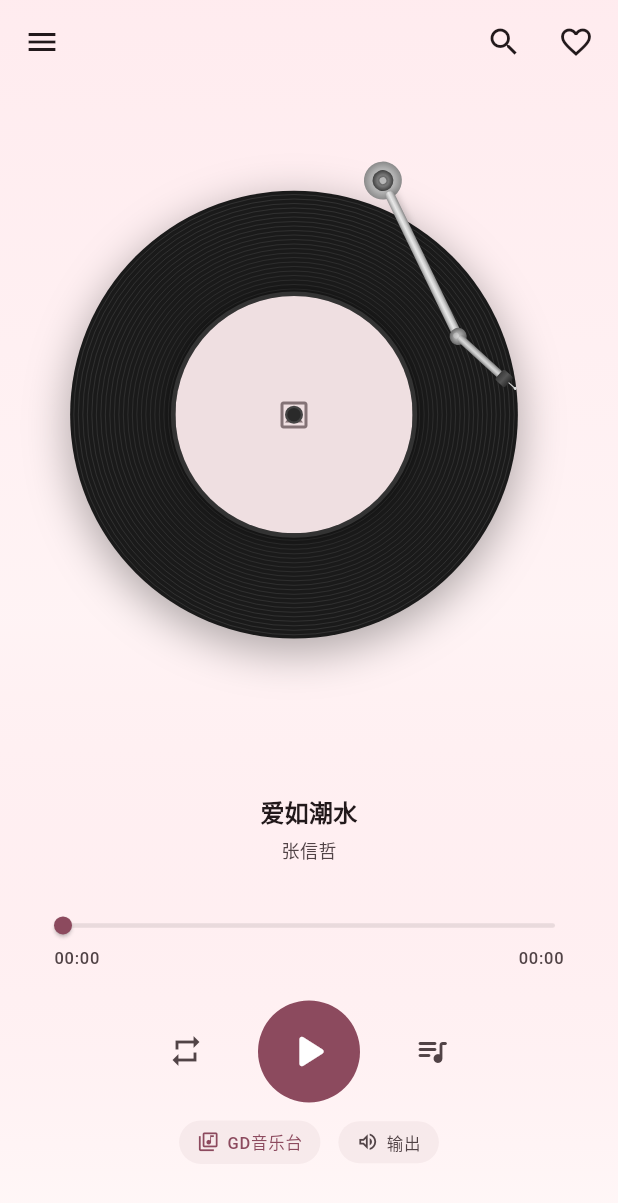
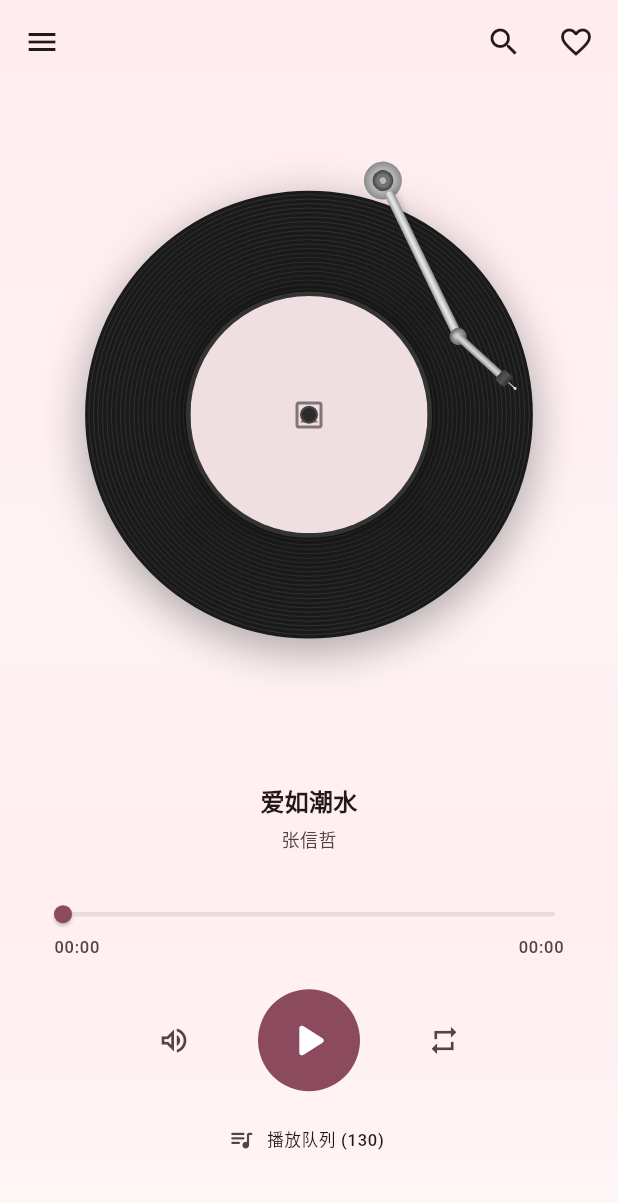
Before and after one commit to linghualive/linghuaplayer, a Flutter app: the screen it shows after launch, on a phone screen of 412 x 824 dp. Shown: the top 1203 px of the screen. Run offline on Flutter 3.47's test engine with Material 3 defaults, Android fonts, the phone set to English and light mode, and no system bars; drawn by our look-alikes of dynamic_color; our stand-ins replace audio_service, cached_network_image, cookie_jar, dio, dio_cookie_manager, flutter_markdown and 8 more; missing offline and left inert: encrypt, gt3_flutter_plugin, media_kit, pointycastle, window_manager; accounts and stored records are empty; network calls fail.

Commit message:
feat: v3.2.0 — 模式自动续播 + 拖拽排序 + 播放界面优化
- 当前模式播完后自动切换到下一个模式继续播放
- 抽屉内模式支持拖拽手柄排序
- 播放控件简化为3按钮居中布局（移除上/下一曲按钮）
- 唱片水平居中修复
- 清理废弃的桌面端组件

Co-Authored-By: Claude Opus 4.6 <noreply@anthropic.com>

```diff
--- a/lib/modules/home/widgets/mode_drawer.dart
+++ b/lib/modules/home/widgets/mode_drawer.dart
@@ -108,13 +108,25 @@ class ModeDrawer extends StatelessWidget {
                 ),
               );
             }
-            return ListView.separated(
+            return ReorderableListView.builder(
               padding: const EdgeInsets.symmetric(horizontal: 8),
               itemCount: playlists.length,
-              separatorBuilder: (_, __) => const SizedBox(height: 2),
+              onReorder: (oldIndex, newIndex) {
+                playlistService.reorderPlaylist(oldIndex, newIndex);
+              },
+              proxyDecorator: (child, index, animation) {
+                return Material(
+                  elevation: 4,
+                  borderRadius: BorderRadius.circular(12),
+                  color: Colors.transparent,
+                  child: child,
+                );
+              },
               itemBuilder: (context, index) => _ModeTile(
+                key: ValueKey(playlists[index].id),
                 playlist: playlists[index],
                 onClose: _close,
+                index: index,
               ),
             );
           }),
@@ -253,8 +265,9 @@ class _ActionCard extends StatelessWidget {
 class _ModeTile extends StatelessWidget {
   final LocalPlaylist playlist;
   final VoidCallback onClose;
+  final int index;
 
-  const _ModeTile({required this.playlist, required this.onClose});
+  const _ModeTile({super.key, required this.playlist, required this.onClose, required this.index});
 
   @override
   Widget build(BuildContext context) {
@@ -321,20 +334,16 @@ class _ModeTile extends StatelessWidget {
                   ],
                 ),
               ),
-              IconButton(
-                icon: const Icon(Icons.chevron_right_rounded, size: 20),
-                color: theme.colorScheme.outline,
-                tooltip: '详情',
-                onPressed: () {
-                  onClose();
-                  Get.toNamed(
-                    AppRoutes.localPlaylistDetail,
-                    arguments: {'playlistId': playlist.id},
-                  );
-                },
-                constraints: const BoxConstraints(minWidth: 32, minHeight: 32),
-                padding: EdgeInsets.zero,
-                visualDensity: VisualDensity.compact,
+              ReorderableDragStartListener(
+                index: index,
+                child: Padding(
+                  padding: const EdgeInsets.all(8),
+                  child: Icon(
+                    Icons.drag_handle_rounded,
+                    size: 20,
+                    color: theme.colorScheme.outline.withValues(alpha: 0.5),
+                  ),
+                ),
               ),
             ],
           ),
@@ -354,7 +363,7 @@ class _ModeTile extends StatelessWidget {
     }
     final playerCtrl = Get.find<PlayerController>();
     final tracks = playlist.tracks;
-    playerCtrl.playAllFromList(tracks);
+    playerCtrl.playAllFromList(tracks, modeId: playlist.id);
   }
 
   void _showContextMenu(BuildContext context) {
--- a/lib/modules/player/player_home_tab.dart
+++ b/lib/modules/player/player_home_tab.dart
@@ -21,7 +21,6 @@ class PlayerHomeTab extends StatefulWidget {
 class _PlayerHomeTabState extends State<PlayerHomeTab>
     with SingleTickerProviderStateMixin {
   late final AnimationController _drawerCtrl;
-  late final Animation<double> _drawerSlide;
   bool _drawerOpen = false;
 
   static const _drawerWidthFraction = 0.75;
@@ -33,11 +32,6 @@ class _PlayerHomeTabState extends State<PlayerHomeTab>
       vsync: this,
       duration: const Duration(milliseconds: 320),
     );
-    _drawerSlide = CurvedAnimation(
-      parent: _drawerCtrl,
-      curve: Curves.easeOutExpo,
-      reverseCurve: Curves.easeInExpo,
-    );
   }
 
   @override
@@ -48,16 +42,16 @@ class _PlayerHomeTabState extends State<PlayerHomeTab>
 
   void _toggleDrawer() {
     if (_drawerOpen) {
-      _drawerCtrl.reverse();
+      _drawerCtrl.animateTo(0, duration: const Duration(milliseconds: 300), curve: Curves.easeOutCubic);
     } else {
-      _drawerCtrl.forward();
+      _drawerCtrl.animateTo(1, duration: const Duration(milliseconds: 300), curve: Curves.easeOutCubic);
     }
     _drawerOpen = !_drawerOpen;
   }
 
   void _closeDrawer() {
     if (_drawerOpen) {
-      _drawerCtrl.reverse();
+      _drawerCtrl.animateTo(0, duration: const Duration(milliseconds: 300), curve: Curves.easeOutCubic);
       _drawerOpen = false;
     }
   }
@@ -88,14 +82,18 @@ class _PlayerHomeTabState extends State<PlayerHomeTab>
     );
 
     return AnimatedBuilder(
-      animation: _drawerSlide,
+      animation: _drawerCtrl,
       child: mainChild,
       builder: (context, cachedMain) {
-        final t = _drawerSlide.value;
+        final t = _drawerCtrl.value;
         final mainTx = t * drawerWidth;
         final drawerTx = -drawerWidth * 0.3 * (1 - t);
 
-        return Stack(
+        return GestureDetector(
+          onHorizontalDragUpdate: _handleDrag,
+          onHorizontalDragEnd: _handleDragEnd,
+          behavior: HitTestBehavior.translucent,
+          child: Stack(
           children: [
             Transform.translate(
               offset: Offset(drawerTx, 0),
@@ -105,8 +103,6 @@ class _PlayerHomeTabState extends State<PlayerHomeTab>
               offset: Offset(mainTx, 0),
               child: GestureDetector(
                 onTap: _drawerOpen ? _closeDrawer : null,
-                onHorizontalDragUpdate: _handleDrag,
-                onHorizontalDragEnd: _handleDragEnd,
                 child: AbsorbPointer(
                   absorbing: _drawerOpen && t > 0.5,
                   child: cachedMain!,
@@ -133,7 +129,7 @@ class _PlayerHomeTabState extends State<PlayerHomeTab>
                 ),
               ),
           ],
-        );
+        ));
       },
     );
   }
@@ -148,16 +144,29 @@ class _PlayerHomeTabState extends State<PlayerHomeTab>
   void _handleDragEnd(DragEndDetails details) {
     final drawerWidth =
         MediaQuery.of(context).size.width * _drawerWidthFraction;
-    final velocity = (details.primaryVelocity ?? 0) / drawerWidth;
+    final pixelVelocity = details.primaryVelocity ?? 0;
 
-    final target =
-        (velocity > 1.0 || (_drawerCtrl.value > 0.5 && velocity >= 0))
-            ? 1.0
-            : 0.0;
+    final double target;
+    if (pixelVelocity > 200) {
+      target = 1.0;
+    } else if (pixelVelocity < -200) {
+      target = 0.0;
+    } else {
+      target = _drawerCtrl.value > 0.5 ? 1.0 : 0.0;
+    }
     _drawerOpen = target == 1.0;
 
     final distance = (_drawerCtrl.value - target).abs();
-    final ms = (distance * 320).toInt().clamp(80, 320);
+    if (distance < 0.001) {
+      _drawerCtrl.value = target;
+      return;
+    }
+
+    final speed = pixelVelocity.abs() / drawerWidth;
+    final ms = speed > 2.0
+        ? (distance / speed * 1000).toInt().clamp(120, 280)
+        : (distance * 300).toInt().clamp(120, 300);
+
     _drawerCtrl.animateTo(
       target,
       duration: Duration(milliseconds: ms),
--- a/lib/modules/player/widgets/player_artwork.dart
+++ b/lib/modules/player/widgets/player_artwork.dart
@@ -86,7 +86,7 @@ class _PlayerArtworkState extends State<PlayerArtwork>
                   children: [
                     // Vinyl disc
                     Positioned(
-                      left: (availableWidth - discSize) / 2 - 10,
+                      left: (availableWidth - discSize) / 2,
                       top: 16,
                       child: SizedBox(
                         width: discSize,
--- a/lib/modules/player/widgets/player_controls.dart
+++ b/lib/modules/player/widgets/player_controls.dart
@@ -2,7 +2,6 @@ import 'package:flutter/material.dart';
 import 'package:flutter/services.dart';
 import 'package:get/get.dart';
 
-import '../../../data/sources/music_source_registry.dart';
 import '../player_controller.dart';
 import '../services/audio_output_service.dart';
 import 'audio_output_sheet.dart';
@@ -155,24 +154,28 @@ class PlayerControls extends GetView<PlayerController> {
             ),
           ),
           const SizedBox(height: 20),
-          // Main controls — play mode, play/pause, queue
-          Row(
+          // Main controls
+          Padding(
+            padding: const EdgeInsets.symmetric(horizontal: 28),
+            child: Row(
               mainAxisAlignment: MainAxisAlignment.center,
               children: [
                 IconButton(
-                iconSize: 24,
+                  iconSize: 22,
                   icon: Icon(
-                  _playModeIcon(controller.playMode.value),
-                  color: controller.playMode.value == PlayMode.sequential
-                      ? theme.colorScheme.onSurfaceVariant
-                      : theme.colorScheme.primary,
+                    _outputIcon(controller.audioOutput.activeType),
+                    color: theme.colorScheme.onSurfaceVariant,
                   ),
-                onPressed: () {
-                  HapticFeedback.lightImpact();
-                  controller.togglePlayMode();
+                  tooltip: '输出',
+                  onPressed: () async {
+                    await controller.audioOutput.showOutputPicker();
+                    if (!controller.audioOutput.usesSystemPicker &&
+                        controller.audioOutput.devices.isNotEmpty) {
+                      AudioOutputSheet.show();
+                    }
                   },
                 ),
-              const SizedBox(width: 24),
+                const SizedBox(width: 32),
                 SizedBox(
                   width: 68,
                   height: 68,
@@ -209,85 +212,40 @@ class PlayerControls extends GetView<PlayerController> {
                           ),
                         ),
                 ),
-              const SizedBox(width: 24),
+                const SizedBox(width: 32),
                 IconButton(
-                iconSize: 24,
-                icon: const Icon(Icons.queue_music_rounded),
-                onPressed: PlayQueueSheet.show,
+                  iconSize: 22,
+                  icon: Icon(
+                    _playModeIcon(controller.playMode.value),
+                    color: controller.playMode.value == PlayMode.sequential
+                        ? theme.colorScheme.onSurfaceVariant
+                        : theme.colorScheme.primary,
                   ),
-            ],
-          ),
-          const SizedBox(height: 12),
-          // Auxiliary row
-          Row(
-            mainAxisAlignment: MainAxisAlignment.center,
-            children: [
-              _buildChipButton(
-                context,
-                icon: Icons.library_music_outlined,
-                label: _sourceDisplayName(
-                    controller.currentPlaybackSourceId.value),
-                isActive: true,
-                onTap: () => _showSourcePicker(context),
-              ),
-              const SizedBox(width: 12),
-              _buildChipButton(
-                context,
-                icon: _outputIcon(controller.audioOutput.activeType),
-                label: '输出',
-                isActive: false,
-                onTap: () async {
-                  await controller.audioOutput.showOutputPicker();
-                  if (!controller.audioOutput.usesSystemPicker &&
-                      controller.audioOutput.devices.isNotEmpty) {
-                    AudioOutputSheet.show();
-                  }
+                  tooltip: _playModeLabel(controller.playMode.value),
+                  onPressed: () {
+                    HapticFeedback.lightImpact();
+                    controller.togglePlayMode();
                   },
                 ),
               ],
             ),
+          ),
+          const SizedBox(height: 8),
+          // Queue button
+          TextButton.icon(
+            onPressed: PlayQueueSheet.show,
+            icon: const Icon(Icons.queue_music_rounded, size: 18),
+            label: Text(
+              '播放队列 (${controller.queue.length})',
+              style: theme.textTheme.labelSmall,
+            ),
+            style: TextButton.styleFrom(
+              foregroundColor: theme.colorScheme.onSurfaceVariant,
+            ),
+          ),
         ],
       );
     });
-  }
-
-  Widget _buildChipButton(
-    BuildContext context, {
-    required IconData icon,
-    required String label,
-    required bool isActive,
-    required VoidCallback onTap,
-  }) {
-    final theme = Theme.of(context);
-    final color = isActive
-        ? theme.colorScheme.primary
-        : theme.colorScheme.onSurfaceVariant;
-
-    return InkWell(
-      onTap: onTap,
-      borderRadius: BorderRadius.circular(20),
-      child: Container(
-        padding: const EdgeInsets.symmetric(horizontal: 12, vertical: 6),
-        decoration: BoxDecoration(
-          borderRadius: BorderRadius.circular(20),
-          color: theme.colorScheme.surfaceContainerHighest.withValues(alpha: 0.5),
-        ),
-        child: Row(
-          mainAxisSize: MainAxisSize.min,
-          children: [
-            Icon(icon, size: 15, color: color),
-            const SizedBox(width: 5),
-            Text(
-              label,
-              style: theme.textTheme.labelSmall?.copyWith(
-                color: color,
-                fontWeight: isActive ? FontWeight.w500 : FontWeight.normal,
-              ),
-            ),
-          ],
-        ),
-      ),
-    );
   }
 
   IconData _playModeIcon(PlayMode mode) {
@@ -298,6 +256,17 @@ class PlayerControls extends GetView<PlayerController> {
         return Icons.shuffle;
       case PlayMode.repeatOne:
         return Icons.repeat_one;
+    }
+  }
+
+  String _playModeLabel(PlayMode mode) {
+    switch (mode) {
+      case PlayMode.sequential:
+        return '顺序播放';
+      case PlayMode.shuffle:
+        return '随机播放';
+      case PlayMode.repeatOne:
+        return '单曲循环';
     }
   }
 
@@ -351,62 +320,6 @@ class PlayerControls extends GetView<PlayerController> {
     );
   }
 
-  String _sourceDisplayName(String sourceId) {
-    final registry = Get.find<MusicSourceRegistry>();
-    return registry.getSource(sourceId)?.displayName ?? sourceId;
-  }
-
-  void _showSourcePicker(BuildContext context) {
-    final registry = Get.find<MusicSourceRegistry>();
-    final sources = registry.availableSources;
-    final controller = Get.find<PlayerController>();
-
-    showModalBottomSheet(
-      context: context,
-      builder: (ctx) {
-        return SafeArea(
-          child: Column(
-            mainAxisSize: MainAxisSize.min,
-            children: [
-              Padding(
-                padding: const EdgeInsets.all(16),
-                child: Text(
-                  '切换音乐源',
-                  style: Theme.of(ctx).textTheme.titleMedium,
-                ),
-              ),
-              ...sources.map((source) {
-                final isActive =
-                    controller.currentPlaybackSourceId.value == source.sourceId;
-                return ListTile(
-                  leading: Icon(
-                    Icons.music_note,
-                    color: isActive
-                        ? Theme.of(ctx).colorScheme.primary
-                        : null,
-                  ),
-                  title: Text(source.displayName),
-                  trailing: isActive
-                      ? Icon(Icons.check,
-                          color: Theme.of(ctx).colorScheme.primary)
-                      : null,
-                  selected: isActive,
-                  onTap: () {
-                    Navigator.pop(ctx);
-                    if (!isActive) {
-                      controller.switchPlaybackSource(source.sourceId);
-                    }
-                  },
-                );
-              }),
-              const SizedBox(height: 8),
-            ],
-          ),
-        );
-      },
-    );
-  }
-
   String _formatDuration(Duration d) {
     final minutes = d.inMinutes;
     final seconds = d.inSeconds % 60;
--- a/lib/modules/player/widgets/swipeable_player_body.dart
+++ b/lib/modules/player/widgets/swipeable_player_body.dart
@@ -110,7 +110,7 @@ class _SwipeablePlayerBodyState extends State<SwipeablePlayerBody> {
         const SizedBox(height: 8),
         Expanded(
           flex: 5,
-          child: widget.buildArtworkArea(),
+          child: Center(child: widget.buildArtworkArea()),
         ),
         const SizedBox(height: 16),
         Expanded(flex: 4, child: widget.controlsArea),
--- a/pubspec.yaml
+++ b/pubspec.yaml
@@ -1,7 +1,7 @@
 name: flamekit
 description: "Multi-source Music Player"
 publish_to: 'none'
-version: 3.1.0+33
+version: 3.2.0+34
 
 environment:
   sdk: ^3.9.2
```
Also changed, not shown: lib/data/services/local_playlist_service.dart (+8 -0 lines), lib/modules/desktop/widgets/desktop_navigation_rail.dart (deleted, +0 -81 lines), lib/modules/desktop/widgets/desktop_player_bar.dart (deleted, +0 -322 lines), lib/modules/player/player_controller.dart (+27 -1 lines). Lines whose indentation alone changed are shown as unchanged.
